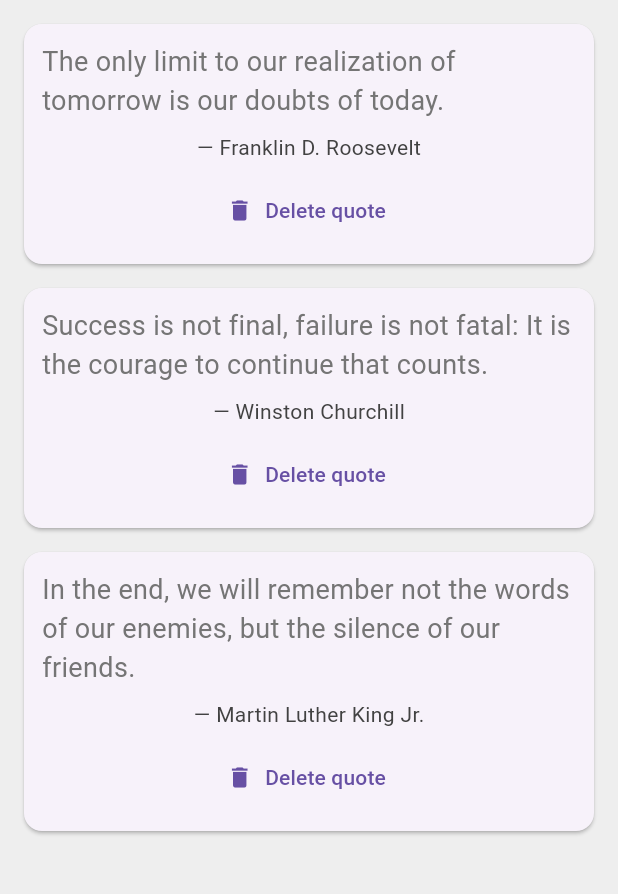
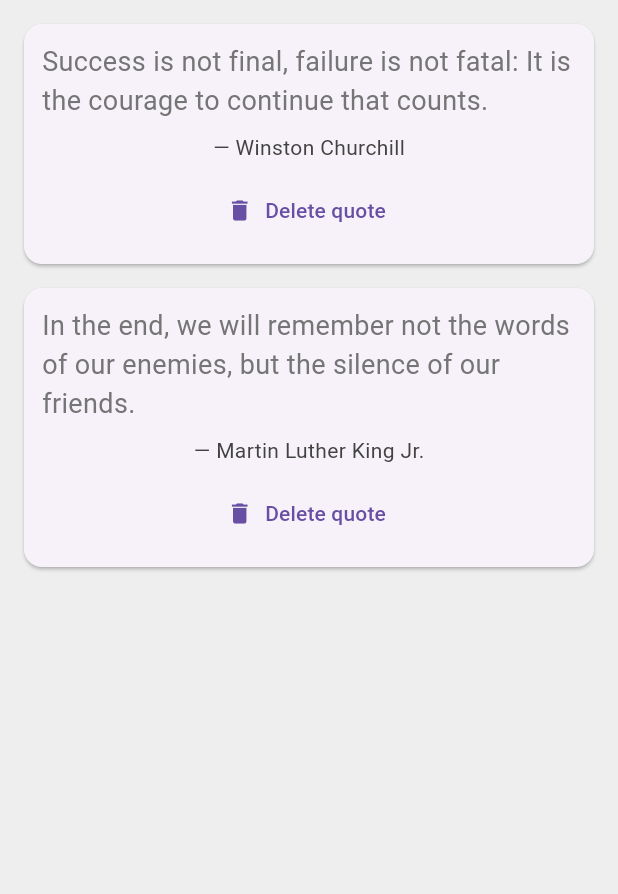
Before and after one commit to LanreSam/Flutter-App, a Flutter app: the screen it shows after launch, after a tap on "Delete quote", on a phone screen of 412 x 824 dp, the part 84-978 px from its top. Run offline on Flutter 3.47's test engine with Material 3 defaults, Android fonts, the phone set to English and light mode, and no system bars.

Commit message:
fixed the delete button

```diff
--- a/quotes/lib/main.dart
+++ b/quotes/lib/main.dart
@@ -36,7 +36,14 @@ class _QuoteListState extends State<QuoteList> {
       ),
       body: Column(
         crossAxisAlignment: CrossAxisAlignment.stretch,
-        children: quotes.map((singleQuote) => QuoteCard(quote: singleQuote)).toList(),
+        children: quotes.map((singleQuote) => QuoteCard(
+          quote: singleQuote,
+          delete: () {
+            setState(() {
+              quotes.remove(singleQuote);
+            });
+          }
+        )).toList(),
       ),
     );
   }
--- a/quotes/lib/quote_card.dart
+++ b/quotes/lib/quote_card.dart
@@ -4,7 +4,8 @@ import 'quote.dart';
 
 class QuoteCard extends StatelessWidget {
   final Quote quote;
-  QuoteCard({ required this.quote });
+  final VoidCallback? delete;
+  QuoteCard({ required this.quote, required this.delete});
 
   @override
   Widget build(BuildContext context) {
@@ -31,7 +32,7 @@ class QuoteCard extends StatelessWidget {
             ),
             SizedBox(height: 8.0,),
             TextButton.icon(
-              onPressed: () {},
+              onPressed: delete,
               label: Text('Delete quote'),
               icon: Icon(Icons.delete),
             ),
```
